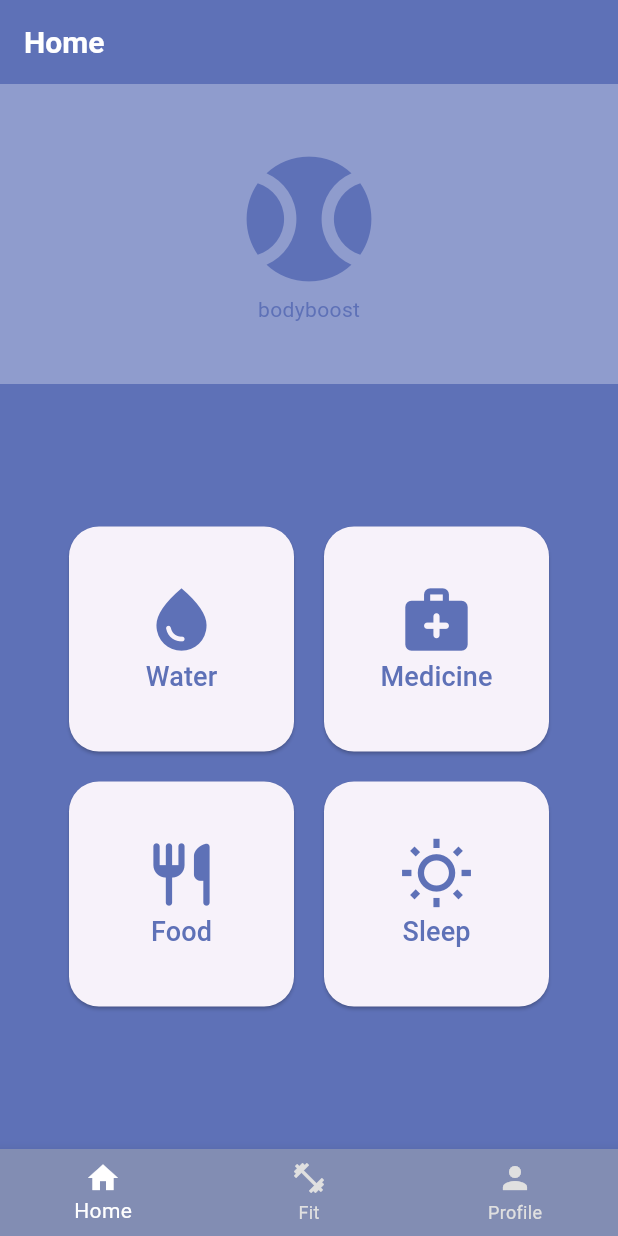
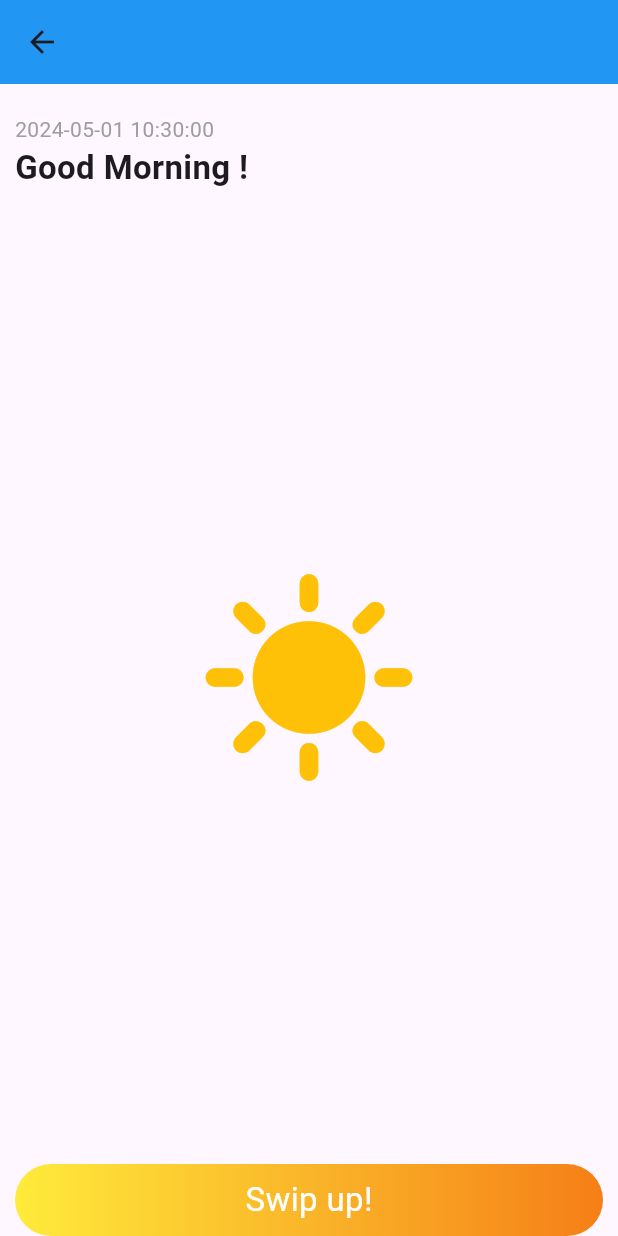
Before and after one commit to 20204691/flutterBB, a Flutter app: the screen it shows after launch, after a tap on "Sleep", on a phone screen of 412 x 824 dp. Run offline on Flutter 3.47's test engine with Material 3 defaults, Android fonts, the phone set to English and light mode, and no system bars; our stand-ins replace shared_preferences.

Commit message:
feat: add new screen for sleeping time

```diff
--- a/lib/data/fit_data.dart
+++ b/lib/data/fit_data.dart
@@ -4,13 +4,16 @@ class Fit {
   final String time;
   final String gitPath;
   final int seconds;
+  final int exerciseCount;
 
-  Fit(
-      {required this.title,
-      required this.subTitle,
-      required this.time,
-      required this.seconds,
-      required this.gitPath});
+  Fit({
+    required this.title,
+    required this.subTitle,
+    required this.time,
+    required this.seconds,
+    required this.gitPath,
+    this.exerciseCount = 0,
+  });
 }
 
 var fitData = [
--- a/lib/home/home_page.dart
+++ b/lib/home/home_page.dart
@@ -1,4 +1,6 @@
 import 'package:flutter/material.dart';
+
+import '../sleep/sleep_page.dart';
 
 class HomePage extends StatefulWidget {
   const HomePage({super.key});
@@ -65,7 +67,8 @@ class _HomePageState extends State<HomePage> {
                         ),
                         Text(
                           "Water",
-                          style: TextStyle(fontSize: 18,
+                          style: TextStyle(
+                            fontSize: 18,
                             color: Color.fromRGBO(94, 113, 183, 1),
                           ),
                         )
@@ -94,7 +97,8 @@ class _HomePageState extends State<HomePage> {
                         ),
                         Text(
                           "Medicine",
-                          style: TextStyle(fontSize: 18,
+                          style: TextStyle(
+                            fontSize: 18,
                             color: Color.fromRGBO(94, 113, 183, 1),
                           ),
                         )
@@ -128,7 +132,8 @@ class _HomePageState extends State<HomePage> {
                         ),
                         Text(
                           "Food",
-                          style: TextStyle(fontSize: 18,
+                          style: TextStyle(
+                            fontSize: 18,
                             color: Color.fromRGBO(94, 113, 183, 1),
                           ),
                         )
@@ -146,7 +151,13 @@ class _HomePageState extends State<HomePage> {
                         borderRadius: BorderRadius.circular(20.0),
                       ),
                     ),
-                    onPressed: () {},
+                    onPressed: () {
+                      Navigator.of(context).push(
+                        MaterialPageRoute(
+                          builder: (context) => const SleepPage(),
+                        ),
+                      );
+                    },
                     child: const Column(
                       mainAxisAlignment: MainAxisAlignment.center,
                       children: [
@@ -157,9 +168,9 @@ class _HomePageState extends State<HomePage> {
                         ),
                         Text(
                           "Sleep",
-                          style: TextStyle(fontSize: 18,
+                          style: TextStyle(
+                            fontSize: 18,
                             color: Color.fromRGBO(94, 113, 183, 1),
-
                           ),
                         )
                       ],
--- /dev/null
+++ b/lib/sleep/sleep_page.dart
@@ -0,0 +1,133 @@
+import 'package:flutter/material.dart';
+
+import '../core/prefs/prefs.dart';
+import 'night_page.dart';
+
+class SleepPage extends StatefulWidget {
+  const SleepPage({super.key});
+
+  @override
+  State<SleepPage> createState() => _SleepPageState();
+}
+
+class _SleepPageState extends State<SleepPage>
+    with SingleTickerProviderStateMixin {
+  late AnimationController _controller;
+  // late Animation<Offset> _offsetAnimation;
+
+  @override
+  void initState() {
+    super.initState();
+    _controller = AnimationController(
+      vsync: this,
+      duration: const Duration(milliseconds: 500),
+    );
+    // _offsetAnimation = Tween<Offset>(
+    //   begin: Offset.zero,
+    //   end: const Offset(0.0, -1.0),
+    // ).animate(CurvedAnimation(
+    //   parent: _controller,
+    //   curve: Curves.ease,
+    // ));
+  }
+
+  @override
+  void dispose() {
+    _controller.dispose();
+    super.dispose();
+  }
+
+  void _handleSwipeUp() {
+    Prefs.saveSleepDateTime(DateTime.now());
+    _controller.forward();
+  }
+
+  @override
+  Widget build(BuildContext context) {
+    return Scaffold(
+      appBar: AppBar(
+        backgroundColor: Colors.blue,
+      ),
+      body: SafeArea(
+        child: SizedBox.expand(
+          child: GestureDetector(
+            onVerticalDragEnd: (details) {
+              _handleSwipeUp();
+
+              Navigator.of(context).push(
+                PageRouteBuilder(
+                  pageBuilder: (_, __, ___) => const NightPage(),
+                ),
+              );
+            },
+            // onPanUpdate: (details) {
+            //   if (details.delta.dy < 0) {
+            //     print("UPUPUP");
+            //   }
+            // },
+            child: Padding(
+              padding: const EdgeInsets.symmetric(horizontal: 10),
+              child: SizedBox(
+                height: MediaQuery.of(context).size.height,
+                width: MediaQuery.of(context).size.width,
+                child: Column(
+                  crossAxisAlignment: CrossAxisAlignment.start,
+                  children: [
+                    const SizedBox(height: 20),
+                    Text(
+                      DateTime.now().toString().substring(0, 19),
+                      style: const TextStyle(
+                        color: Colors.grey,
+                      ),
+                    ),
+                    const Text(
+                      "Good Morning !",
+                      style: TextStyle(
+                        fontSize: 22,
+                        fontWeight: FontWeight.w700,
+                      ),
+                    ),
+                    const Expanded(
+                      child: Center(
+                        child: Icon(
+                          Icons.sunny,
+                          size: 150,
+                          color: Colors.amber,
+                        ),
+                      ),
+                    ),
+                    getStartedButton(),
+                  ],
+                ),
+              ),
+            ),
+          ),
+        ),
+      ),
+    );
+  }
+
+  Widget getStartedButton() {
+    return Container(
+      alignment: Alignment.center,
+      height: 48,
+      width: double.infinity,
+      decoration: BoxDecoration(
+        borderRadius: BorderRadius.circular(32),
+        gradient: LinearGradient(
+          colors: [
+            Colors.yellow,
+            Colors.yellow[900] ?? Colors.yellow,
+          ],
+        ),
+      ),
+      child: const Text(
+        "Swip up!",
+        style: TextStyle(
+          color: Colors.white,
+          fontSize: 22,
+        ),
+      ),
+    );
+  }
+}
```
Also changed, not shown: lib/core/prefs/prefs.dart (added, +27 -0 lines), lib/fit/fit_detail_page.dart (+5 -3 lines), lib/sleep/night_page.dart (added, +139 -0 lines), lib/sleep/result_page.dart (added, +66 -0 lines), pubspec.yaml (+7 -0 lines), pubspec.lock, 4 other files.
